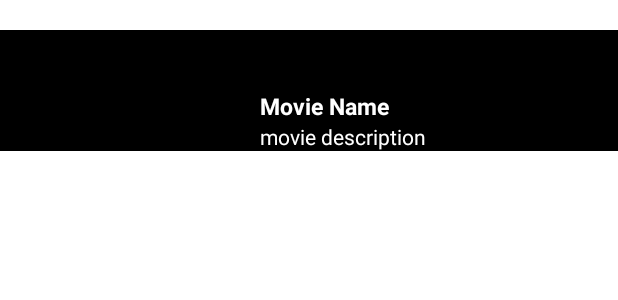
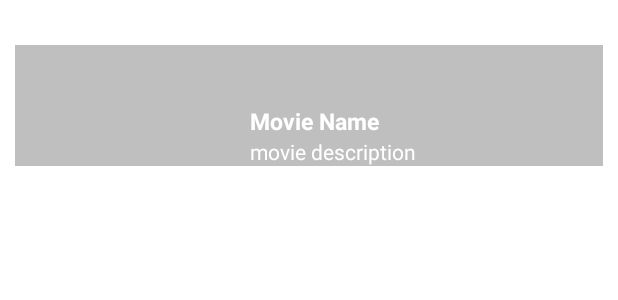
Before and after one commit to burakselcuk1/MovieAppInterview, an Android app: the layout single_movie_item.xml on its own in the app's theme, with its tools: preview values and no code run, on a phone screen of 412 x 824 dp. Shown: the top 300 px of the screen. Run offline under Robolectric (Android 15) with nearby library versions, the phone set to English and light mode, and no system bars; network calls fail.

Commit message:
single_movie_item.xml updated!

```diff
--- a/app/src/main/res/layout/single_movie_item.xml
+++ b/app/src/main/res/layout/single_movie_item.xml
@@ -3,6 +3,7 @@
     xmlns:app="http://schemas.android.com/apk/res-auto"
     xmlns:tools="http://schemas.android.com/tools"
     android:layout_width="match_parent"
+    android:padding="10dp"
     android:layout_height="wrap_content">
 
 
@@ -11,7 +12,7 @@
         android:layout_width="0dp"
         android:layout_height="wrap_content"
         android:layout_marginTop="20dp"
-        android:background="@color/black"
+        android:background="#BFBFBF"
 
         app:layout_constraintEnd_toEndOf="parent"
         app:layout_constraintHeight_percent="0.25"
@@ -21,7 +22,8 @@
         <ImageView
             android:id="@+id/movieImage"
             android:layout_width="0dp"
-            android:layout_height="match_parent"
+            android:layout_height="0dp"
+            app:layout_constraintHeight_percent="1"
             app:layout_constraintStart_toStartOf="parent"
             app:layout_constraintTop_toTopOf="parent"
             app:layout_constraintWidth_percent="0.4" />
@@ -29,7 +31,7 @@
 
         <TextView
             android:id="@+id/movieName"
-            android:layout_width="wrap_content"
+            android:layout_width="0dp"
             android:layout_height="wrap_content"
             android:layout_marginTop="40dp"
             android:text="Movie Name"
@@ -37,7 +39,6 @@
             android:textSize="15sp"
             android:textStyle="bold"
             app:layout_constraintEnd_toEndOf="parent"
-            app:layout_constraintHorizontal_bias="0.053"
             app:layout_constraintStart_toEndOf="@+id/movieImage"
             app:layout_constraintTop_toTopOf="parent" />
 
```
